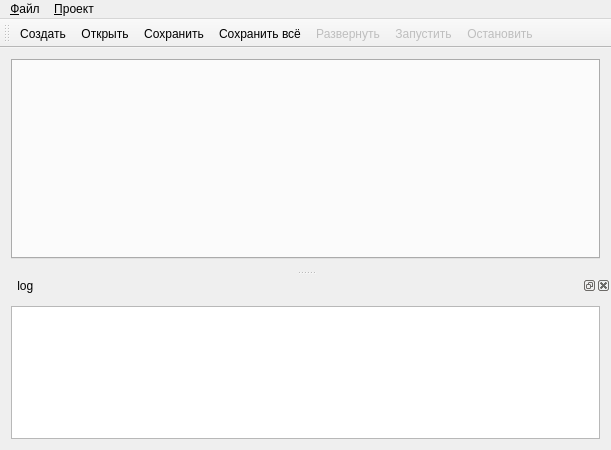
Old version of the form terminal/src/mainwindow.ui in the repository Automiq/alpha.protort.
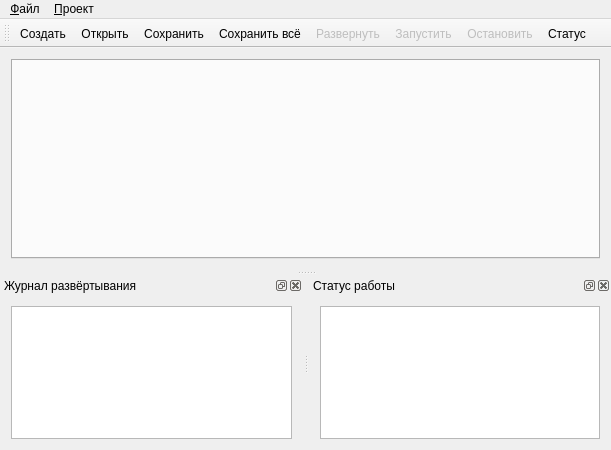
New version of the form. Icons and pictures are not drawn.

Commit message: добавлена кнопка для запроса статуса и док виджет для его вывода

What changed in the file:
```diff
--- a/terminal/src/mainwindow.ui
+++ b/terminal/src/mainwindow.ui
@@ -96,10 +96,11 @@
    <addaction name="deploy"/>
    <addaction name="start"/>
    <addaction name="stop"/>
+   <addaction name="Status_request"/>
   </widget>
   <widget class="QDockWidget" name="dockWidget">
    <property name="windowTitle">
-    <string>    log</string>
+    <string>Журнал развёртывания</string>
    </property>
    <attribute name="dockWidgetArea">
     <number>8</number>
@@ -116,6 +117,21 @@
     </layout>
    </widget>
   </widget>
+  <widget class="QDockWidget" name="dockWidget_statistic">
+   <property name="windowTitle">
+    <string>Статус работы</string>
+   </property>
+   <attribute name="dockWidgetArea">
+    <number>8</number>
+   </attribute>
+   <widget class="QWidget" name="dockWidgetContents_2">
+    <layout class="QHBoxLayout" name="horizontalLayout_2">
+     <item>
+      <widget class="QTextBrowser" name="text_browser_statistic"/>
+     </item>
+    </layout>
+   </widget>
+  </widget>
   <action name="exit">
    <property name="text">
     <string>Выход</string>
@@ -243,6 +259,11 @@
     <string>F5</string>
    </property>
   </action>
+  <action name="Status_request">
+   <property name="text">
+    <string>&amp;Статус</string>
+   </property>
+  </action>
  </widget>
  <layoutdefault spacing="6" margin="11"/>
  <resources>
```
Left out of the diff: 1 changed line with no effect on the pictures. The commit also changes 2 other files.
